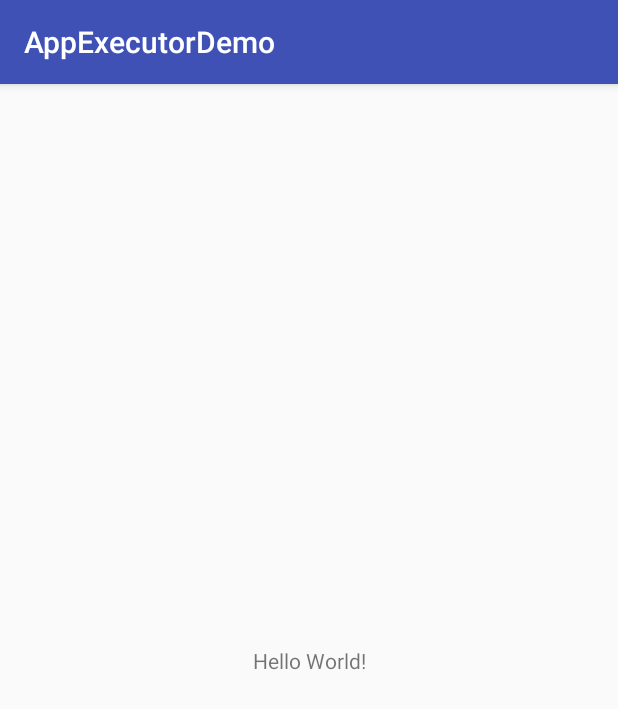
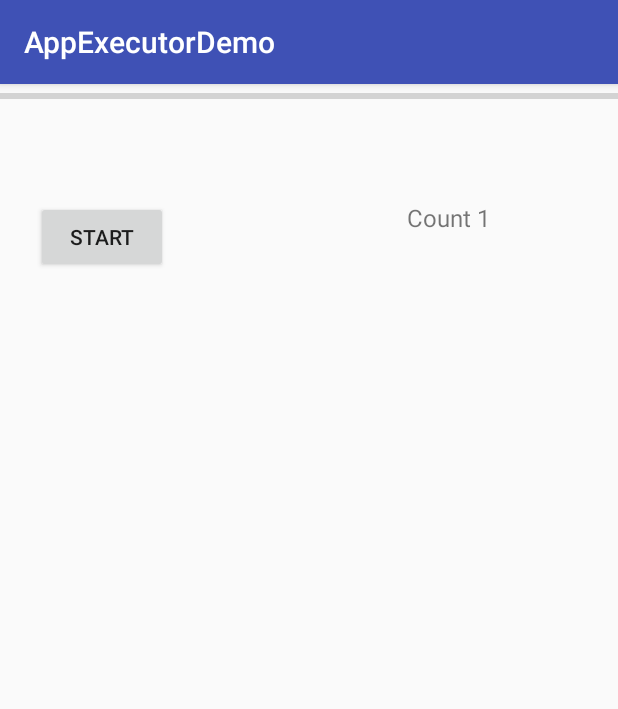
Before and after one commit to saish123/app-executor-demo, an Android app: the screen it shows after launch (MainActivity before the commit, HandlerDemoActivity after it), on a phone screen of 412 x 824 dp. Shown: the top 709 px of the screen. Run offline under Robolectric (Android 15) with nearby library versions, the phone set to English and light mode, and no system bars.

Commit message:
handler Example

```diff
--- /dev/null
+++ b/app/src/main/java/com/angel/appexecutordemo/HandlerDemoActivity.java
@@ -0,0 +1,82 @@
+package com.angel.appexecutordemo;
+
+import android.os.Bundle;
+import android.os.Handler;
+import android.os.Message;
+import android.support.v7.app.AppCompatActivity;
+import android.util.Log;
+import android.view.View;
+import android.widget.Button;
+import android.widget.ProgressBar;
+import android.widget.TextView;
+
+public class HandlerDemoActivity extends AppCompatActivity {
+    ProgressBar progressBar;
+    Button startProgress,stopProgress;
+    TextView textView;
+    int MAX = 100;
+    Handler mHandlerThread;
+    private static final int START_PROGRESS = 100;
+    private static final int UPDATE_COUNT = 101;
+    Thread thread1;
+    @Override
+    protected void onCreate(Bundle savedInstanceState) {
+        super.onCreate(savedInstanceState);
+        setContentView(R.layout.activity_handler);
+        progressBar = (ProgressBar) findViewById(R.id.progressBar);
+        startProgress = (Button) findViewById(R.id.start_progress);
+        textView = (TextView) findViewById(R.id.textView);
+        progressBar.setMax(MAX);
+
+        thread1 = new Thread(new Runnable() {
+            @Override
+            public void run() {
+                for (int  i = 0;i<100;i++){
+                    Log.d("I",":"+i);
+                    progressBar.setProgress(i);
+                    try{
+                        Thread.sleep(1000);
+                    }
+                    catch (InterruptedException ex){
+                        ex.printStackTrace();
+                    }
+                    Message message = new Message();
+                    message.what = UPDATE_COUNT;
+                    message.arg1 = i;
+                    mHandlerThread.sendMessage(message);
+                }
+            }
+        });
+
+
+        startProgress.setOnClickListener(new View.OnClickListener() {
+            @Override
+            public void onClick(View view) {
+                int currentProgess = progressBar.getProgress();
+                /*Message message = new Message();
+                message.what = START_PROGRESS;*/
+                mHandlerThread.sendEmptyMessage(START_PROGRESS);
+            }
+        });
+    }
+
+    @Override
+    protected void onResume() {
+        super.onResume();
+        mHandlerThread = new Handler(){
+            @Override
+            public void handleMessage(Message msg) {
+                super.handleMessage(msg);
+                if (msg.what == START_PROGRESS){
+                    thread1.start();
+                }
+                else if(msg.what == UPDATE_COUNT){
+                    textView.setText("Count"+msg.arg1);
+                }
+            }
+        };
+    }
+
+
+
+}
--- /dev/null
+++ b/app/src/main/res/layout/activity_handler.xml
@@ -0,0 +1,43 @@
+<?xml version="1.0" encoding="utf-8"?>
+<RelativeLayout xmlns:android="http://schemas.android.com/apk/res/android"
+    xmlns:app="http://schemas.android.com/apk/res-auto"
+    xmlns:tools="http://schemas.android.com/tools"
+    android:layout_width="match_parent"
+    android:layout_height="match_parent"
+    tools:context="com.manish.developer.threadapplication.MainActivity">
+
+    <ProgressBar
+        android:id="@+id/progressBar"
+        style="?android:attr/progressBarStyleHorizontal"
+        android:layout_width="match_parent"
+        android:layout_height="wrap_content"
+        android:layout_alignParentLeft="true"
+        android:layout_alignParentStart="true"
+        android:layout_alignParentTop="true" />
+
+    <Button
+        android:id="@+id/start_progress"
+        android:layout_width="wrap_content"
+        android:layout_height="wrap_content"
+        android:layout_alignParentLeft="true"
+        android:layout_alignParentStart="true"
+        android:layout_below="@+id/progressBar"
+        android:layout_marginLeft="24dp"
+        android:layout_marginStart="24dp"
+        android:layout_marginTop="62dp"
+        android:text="Start" />
+
+    <TextView
+        android:id="@+id/textView"
+        android:layout_width="wrap_content"
+        android:layout_height="wrap_content"
+        android:layout_alignBottom="@+id/start_progress"
+        android:layout_alignParentEnd="true"
+        android:layout_alignParentRight="true"
+        android:layout_marginEnd="85dp"
+        android:layout_marginRight="85dp"
+        android:textSize="16sp"
+        android:text="Count 1"
+        android:layout_alignTop="@+id/start_progress" />
+
+</RelativeLayout>
```
Also changed, not shown: app/src/main/AndroidManifest.xml (+8 -0 lines), app/src/main/java/com/angel/appexecutordemo/MainActivity.java (+14 -0 lines), app/src/main/java/com/angel/appexecutordemo/SimpleThreadPool.java (added, +19 -0 lines), app/src/main/java/com/angel/appexecutordemo/WorkerThread.java (added, +30 -0 lines).
